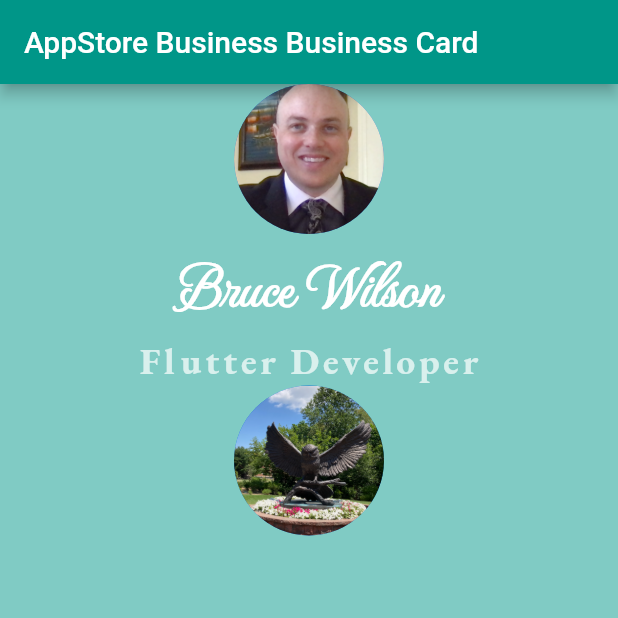
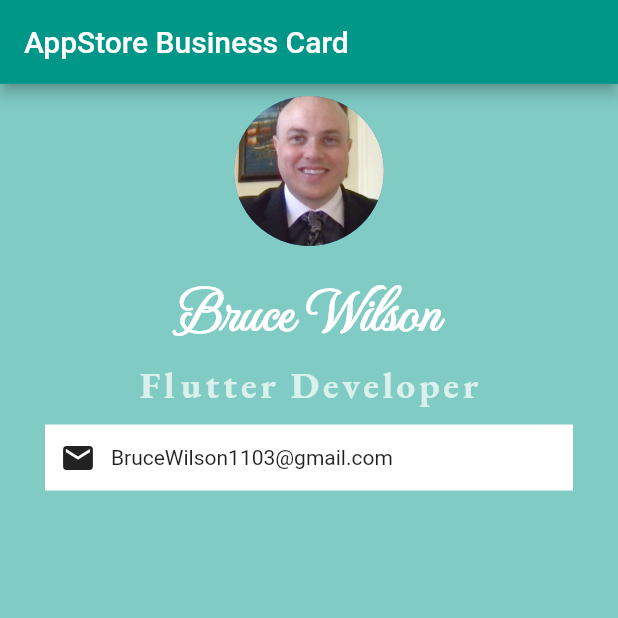
Before and after one commit to brucewilson1103/poor, a Flutter app: the screen it shows after launch, on a phone screen of 412 x 824 dp, the top half of it. Run offline on Flutter 3.47's test engine with Material 2 defaults, Android fonts, the phone set to English and light mode, and no system bars.

Commit message:
email box

```diff
--- a/lib/main.dart
+++ b/lib/main.dart
@@ -16,16 +16,21 @@ class TestApp extends StatelessWidget {
     return MaterialApp(
       home: Scaffold(
         appBar: AppBar(
-          title: Text('AppStore Business Business Card'),
+          title: Text('AppStore Business Card'),
           backgroundColor: Colors.teal,
         ),
         backgroundColor: Colors.teal[200],
         body: Center(
           child: Column(
             children: [
-              CircleAvatar(
-                radius: 50,
-                backgroundImage: AssetImage('images/bruce.png'),
+              Padding(
+                padding: const EdgeInsets.all(8.0),
+                child: Container(
+                  child: CircleAvatar(
+                    radius: 50,
+                    backgroundImage: AssetImage('images/bruce.png'),
+                  ),
+                ),
               ),
               Text(
                 'Bruce Wilson',
@@ -45,10 +50,26 @@ class TestApp extends StatelessWidget {
                     letterSpacing: 2.5,
                     fontWeight: FontWeight.bold),
               ),
-              CircleAvatar(
-                radius: 50,
-                backgroundImage: AssetImage('images/Owl.png'),
+              Container(
+                color: Colors.white,
+                padding: EdgeInsets.all(10.0),
+                margin:EdgeInsets.symmetric(vertical: 10.0, horizontal: 30.0),
+                child: Row(
+                  children: <Widget>[
+                    Icon(
+                      Icons.email,
+                    ),
+                    SizedBox(
+                      width: 10.0,
+                    ),
+                    Text('BruceWilson1103@gmail.com')
+                  ],
+                ),
               ),
+              // CircleAvatar(com
+              //   radius: 50,
+              //   backgroundImage: AssetImage('images/Owl.png'),
+              // ),
             ],
           ),
           // child:
```
